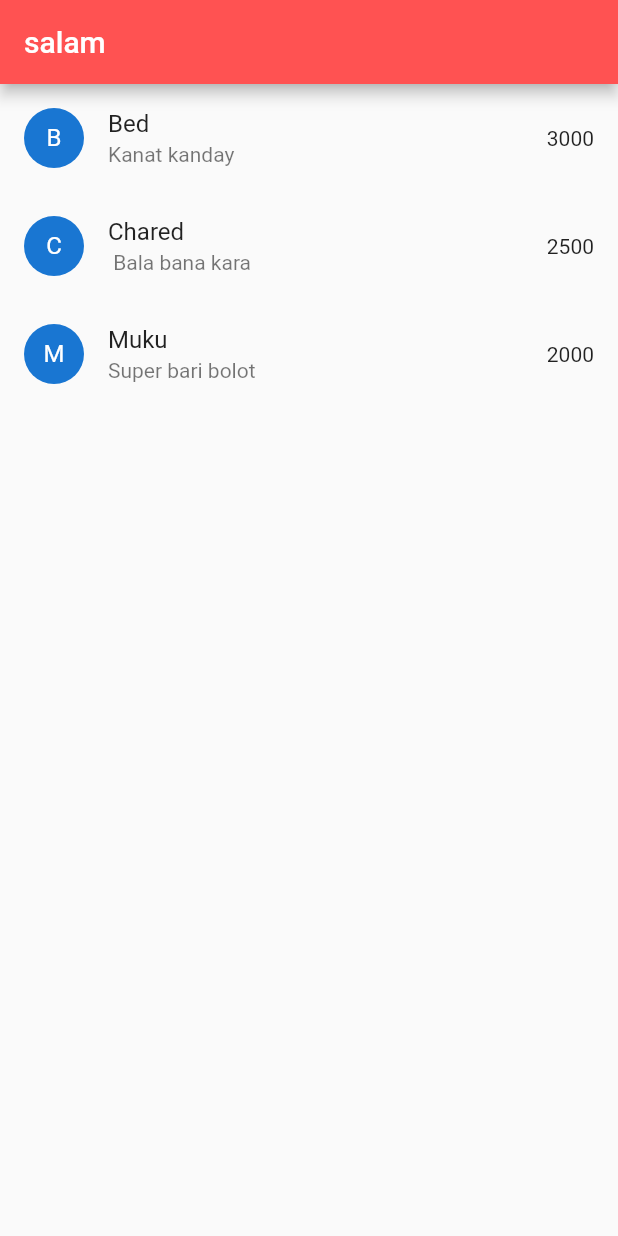
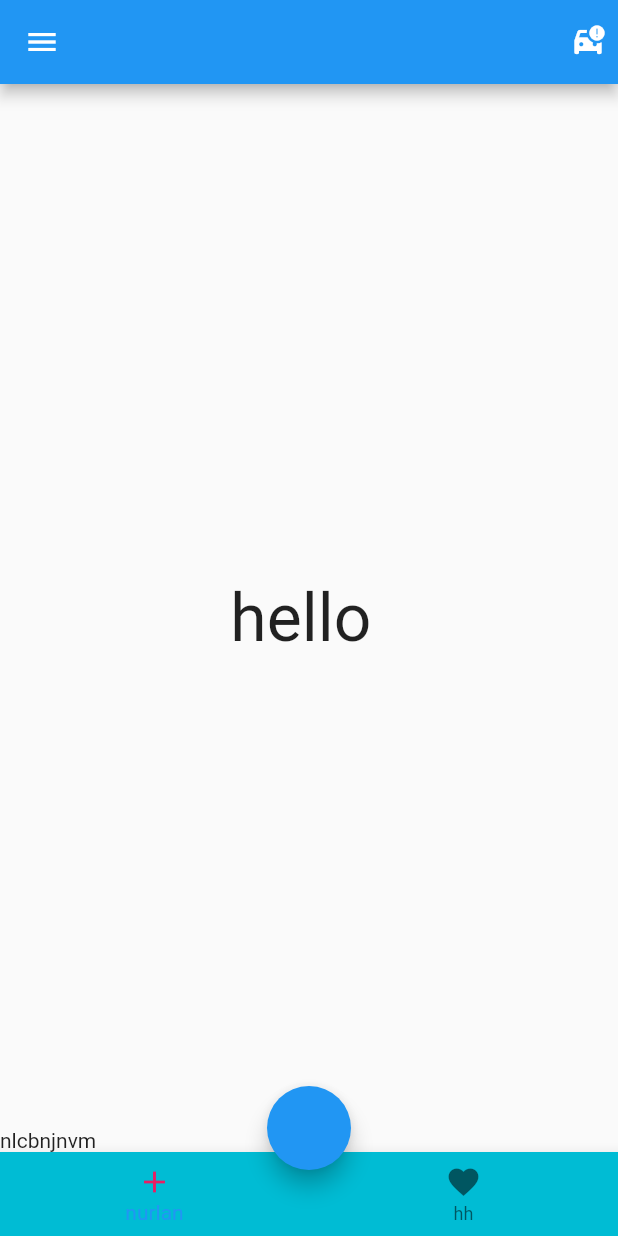
Before and after one commit to nurlanabdyrakhman/code_word, a Flutter app: the screen it shows after launch, on a phone screen of 412 x 824 dp. Run offline on Flutter 3.47's test engine with Material 2 defaults, Android fonts, the phone set to English and light mode, and no system bars.

Commit message:
Yeni page achtim

```diff
--- /dev/null
+++ b/lib/101/container_size_box_learn.dart
@@ -0,0 +1,33 @@
+
+import 'package:flutter/material.dart';
+
+class ContainerSizeBoxLearn extends StatelessWidget {
+  const ContainerSizeBoxLearn({super.key});
+
+  @override
+  Widget build(BuildContext context) {
+    return Scaffold(
+     appBar: AppBar(
+
+      actions: [Padding(
+        padding: const EdgeInsets.all(8.0),
+        child: Icon(Icons.car_crash),
+      )],
+     ),
+     body: Center(child: Text('hello ',style: TextStyle(fontSize: 44),)),
+  floatingActionButton: FloatingActionButton(child: Text(''),onPressed: (){},),
+  floatingActionButtonLocation: FloatingActionButtonLocation.centerDocked,
+bottomSheet: Text('nlcbnjnvm'),
+drawer: Drawer(),
+     bottomNavigationBar: BottomNavigationBar(
+     backgroundColor: Colors.cyan,
+      items: [
+      BottomNavigationBarItem(icon: Icon(Icons.add,color: Colors.pink),
+      label: 'nurlan',),
+      BottomNavigationBarItem(icon: Icon(Icons.favorite),label: 'hh'),
+     ],
+     ),
+
+    );
+  }
+}
--- a/lib/main.dart
+++ b/lib/main.dart
@@ -1,4 +1,5 @@
 
+import 'package:code_word/101/container_size_box_learn.dart';
 import 'package:code_word/nurlan.dart';
 import 'package:code_word/view/view_page.dart';
 import 'package:flutter/material.dart';
@@ -18,7 +19,7 @@ class MyApp extends StatelessWidget {
       theme: ThemeData(
         primarySwatch: Colors.blue,
       ),
-      home: Nurlan(),
+      home: ContainerSizeBoxLearn(),
     );
   }
 }
--- a/lib/nurlan.dart
+++ b/lib/nurlan.dart
@@ -9,7 +9,12 @@ class Nurlan extends StatelessWidget {
   Widget build(BuildContext context) {
     return Scaffold(
       appBar:  AppBar(title: Text('salam'),
-      backgroundColor: Colors.redAccent,),
+      backgroundColor: Colors.redAccent,
+       actions: [
+       IconButton(onPressed: (){}, icon: Icon(Icons.add))
+       ],
+     ),
+
       body: Container(
         child: ListView.builder(
           itemCount: products.length,
@@ -22,9 +27,9 @@ class Nurlan extends StatelessWidget {
             );
 
           } ),
-      )
+      ),
 
-      ,
+
     );
   }
 }
--- a/lib/view/view_page.dart
+++ b/lib/view/view_page.dart
@@ -6,12 +6,15 @@ class ViewPage extends StatelessWidget {
 
   @override
   Widget build(BuildContext context) {
-    return Center(
-      child: FloatingActionButton(
-        onPressed: () {
-          Navigator.push(context, MaterialPageRoute(builder: (context)=>Nurlan(),),);
-        },
-        child: Icon(Icons.favorite,color: Colors.red,),
+    return Scaffold(
+      backgroundColor: Colors.black,
+      body: Center(
+        child: FloatingActionButton(
+          onPressed: () {
+            Navigator.push(context, MaterialPageRoute(builder: (context)=>Nurlan(),),);
+          },
+          child: Icon(Icons.favorite,color: Colors.red,),
+        ),
       ),
     );
   }
```
